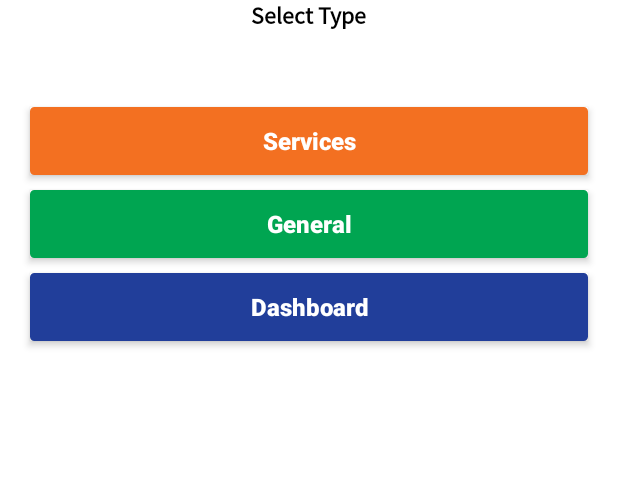
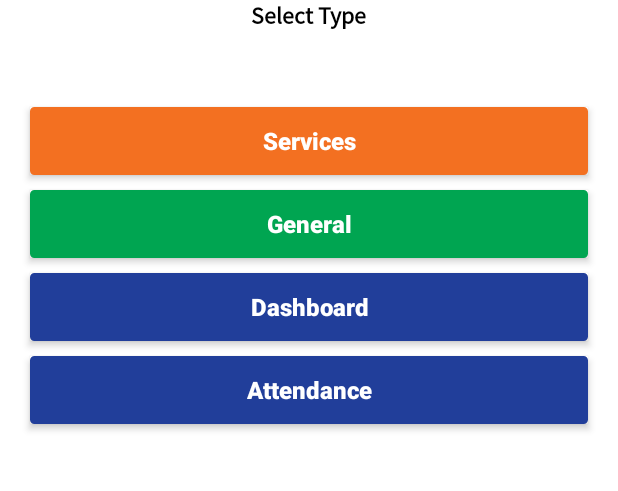
Before and after one commit to worksintriton/2023_Johnson-Service-Android, an Android app: the layout activity_dashbaord_main.xml on its own in the app's theme, with its tools: preview values and no code run, on a phone screen of 412 x 824 dp, the part 534-1025 px from its top. Run offline under Robolectric (Android 15) with nearby library versions, the phone set to English and light mode, and no system bars; plain views replace KenBurnsView, PhotoView.

Commit message:
saravana attendance module

```diff
--- a/app/src/main/java/com/triton/johnson_tap_app/activity/New_LoginActivity.java
+++ b/app/src/main/java/com/triton/johnson_tap_app/activity/New_LoginActivity.java
@@ -252,6 +252,7 @@ public class New_LoginActivity extends AppCompatActivity {
                             editor.putString("user_name", response.body().getData().getUser_name());
                             editor.putString("user_password", response.body().getData().getUser_password());
                             editor.putString("user_type", response.body().getData().getUser_type());
+                            editor.putString("user_id", response.body().getData().getUser_id());
                             editor.putString("emp_type",emp_Type);
                             editor.putString("last_login",lastLogin);
                             editor.apply();
--- a/app/src/main/res/layout/activity_dashbaord_main.xml
+++ b/app/src/main/res/layout/activity_dashbaord_main.xml
@@ -191,6 +191,24 @@
                             android:visibility="visible"
                             android:textStyle="bold" />
 
+                        <Button
+                            android:id="@+id/attendance"
+                            android:layout_width="match_parent"
+                            android:layout_height="45dp"
+                            android:layout_gravity="center"
+                            android:layout_marginLeft="20dp"
+                            android:layout_marginRight="20dp"
+                            android:background="@drawable/general_login_background"
+                            android:elevation="1dp"
+                            android:stateListAnimator="@animator/button_elevation"
+                            android:text="Attendance"
+                            android:textAlignment="center"
+                            android:textAllCaps="false"
+                            android:textColor="#FFFFFF"
+                            android:textSize="16dp"
+                            android:textStyle="bold"
+                            android:visibility="visible" />
+
                     </LinearLayout>
 
                 </LinearLayout>
```
Also changed, not shown: app/src/main/java/com/triton/johnson_tap_app/activity/Dashbaord_MainActivity.java (+21 -0 lines), app/src/main/java/com/triton/johnson_tap_app/responsepojo/LoginResponse1.java (+9 -0 lines).
